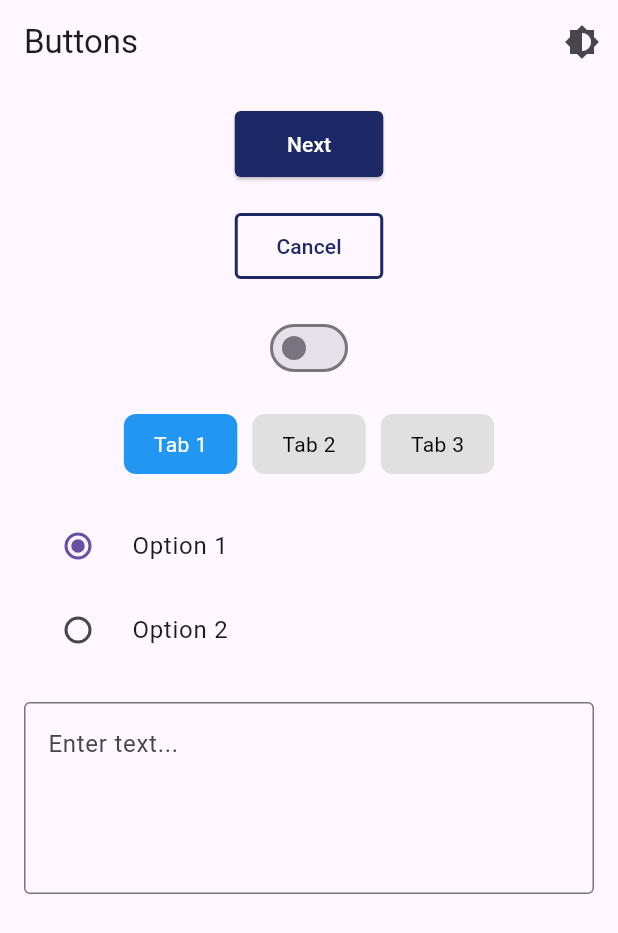
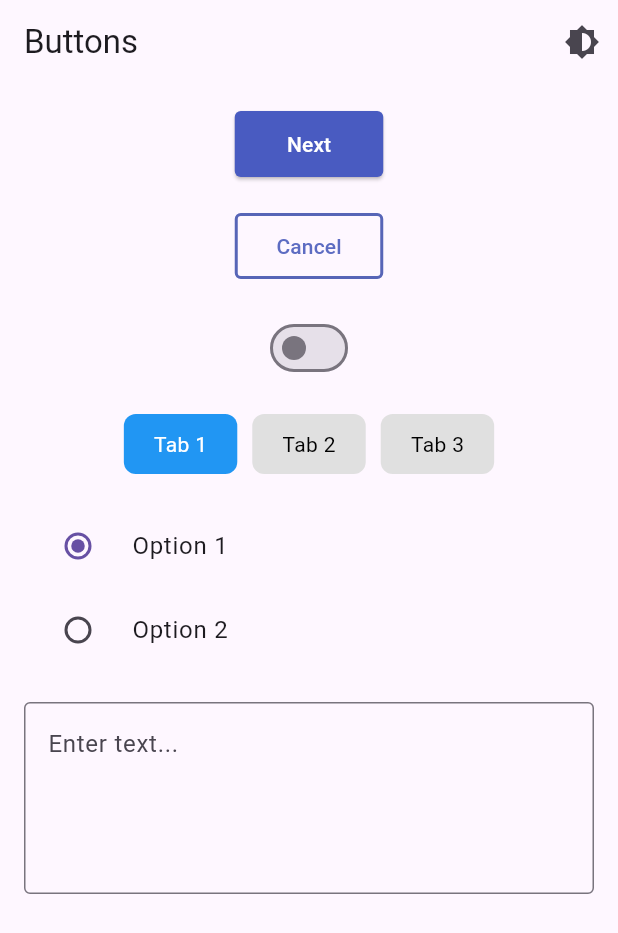
Before and after one commit to dlshet12/tappengine, a Flutter app: the screen it shows after launch, on a phone screen of 412 x 824 dp. Shown: the top 933 px of the screen. Run offline on Flutter 3.47's test engine with Material 3 defaults, Android fonts, the phone set to English and light mode, and no system bars.

Commit message:
color fix

```diff
--- a/lib/widgets/custom_button.dart
+++ b/lib/widgets/custom_button.dart
@@ -57,7 +57,7 @@ class _CustomButtonState extends State<CustomButton> {
                 style: ElevatedButton.styleFrom(
                   backgroundColor: widget.isLoading
                       ? Colors.grey[400] // Temporary disabled color
-                      : const Color.fromARGB(255, 29, 40, 102),
+                      : const Color.fromARGB(255, 73, 91, 193),
                   foregroundColor: Colors.white,
                   padding: EdgeInsets.symmetric(vertical: 12),
                   shape: RoundedRectangleBorder(
@@ -79,10 +79,10 @@ class _CustomButtonState extends State<CustomButton> {
                 onPressed: widget.onPressed,
                 style: OutlinedButton.styleFrom(
                   side: BorderSide(
-                    color: const Color.fromARGB(255, 29, 40, 102),
+                    color: const Color.fromARGB(255, 87, 101, 183),
                     width: 2,
                   ),
-                  foregroundColor: const Color.fromARGB(255, 29, 40, 102),
+                  foregroundColor: const Color.fromARGB(255, 93, 108, 194),
                   padding: EdgeInsets.symmetric(vertical: 12),
                   shape: RoundedRectangleBorder(
                     borderRadius: BorderRadius.circular(4),
```
